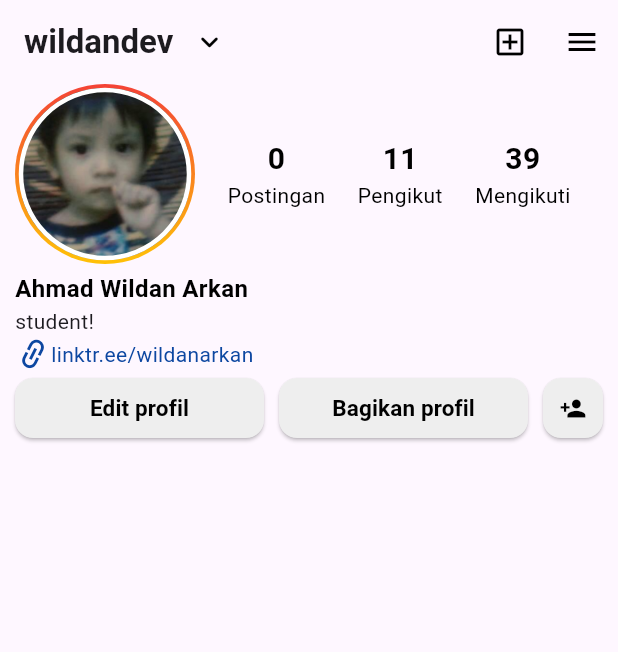
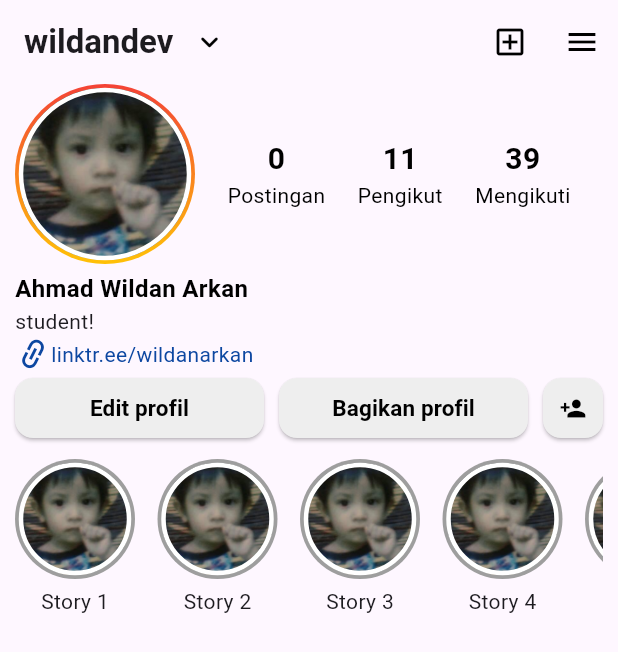
Before and after one commit to wildanarkan/flutter-learning, a Flutter app: the screen it shows after launch, on a phone screen of 412 x 824 dp. Shown: the top 652 px of the screen. Run offline on Flutter 3.47's test engine with Material 3 defaults, Android fonts, the phone set to English and light mode, and no system bars.

Commit message:
Menambah Story

```diff
--- a/lib/instagram/pages/profile.dart
+++ b/lib/instagram/pages/profile.dart
@@ -1,7 +1,6 @@
 import 'package:flutter/material.dart';
 import 'package:latihan_flutter/instagram/widgets/info_item.dart';
 import 'package:latihan_flutter/instagram/widgets/profile_picture.dart';
-import 'package:latihan_flutter/widgets/dialog.dart';
 
 class ProfilePage extends StatelessWidget {
   const ProfilePage({super.key});
@@ -85,7 +84,6 @@ class ProfilePage extends StatelessWidget {
               ],
             ),
           ),
-
           Padding(
             padding: EdgeInsets.symmetric(horizontal: 10),
             child: Row(
@@ -138,9 +136,76 @@ class ProfilePage extends StatelessWidget {
                     )),
               ],
             ),
+          ),
+          SizedBox(
+            height: 10,
+          ),
+          Padding(
+            padding: EdgeInsets.symmetric(horizontal: 10),
+            child: SingleChildScrollView(
+              scrollDirection: Axis.horizontal,
+              child: Row(
+                children: [
+                  StoryItem(judul: "Story 1"),
+                  StoryItem(judul: "Story 2"),
+                  StoryItem(judul: "Story 3"),
+                  StoryItem(judul: "Story 4"),
+                  StoryItem(judul: "Story 5"),
+                  StoryItem(judul: "Story 6"),
+                  StoryItem(judul: "Story 7"),
+                  StoryItem(judul: "Story 8"),
+                  StoryItem(judul: "Story 9"),
+                ],
+              ),
+            ),
           )
         ],
       ),
     );
   }
 }
+
+class StoryItem extends StatelessWidget {
+  const StoryItem({
+    required this.judul,
+    super.key,
+  });
+
+  final String judul;
+
+  @override
+  Widget build(BuildContext context) {
+    return Padding(
+      padding: EdgeInsets.only(right: 15),
+      child: Column(
+        children: [
+          Stack(
+            alignment: Alignment.center,
+            children: [
+              Container(
+                height: 80,
+                width: 80,
+                decoration: BoxDecoration(
+                  borderRadius: BorderRadius.circular(50),
+                  color: Colors.grey,
+                ),
+              ),
+              Container(
+                height: 75,
+                width: 75,
+                decoration: BoxDecoration(
+                  borderRadius: BorderRadius.circular(50),
+                  color: Colors.white,
+                  border: Border.all(width:3, color: Colors.white),
+                   image: DecorationImage(image: AssetImage("assets/image/wildankecil.png"))
+                ),
+              ),
+            ],
+          ),
+          SizedBox(height: 5),
+          Text(judul)
+        ],
+      ),
+    );
+  }
+}
```
